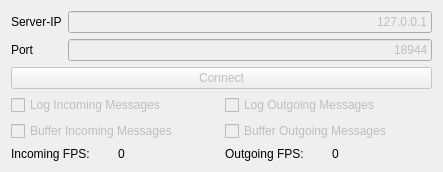
The window that Modules/OpenIGTLinkUI/Qmitk/QmitkIGTLDeviceSetupConnectionWidgetControls.ui (MITK/MITK) describes before a commit, drawn with Qt 5.
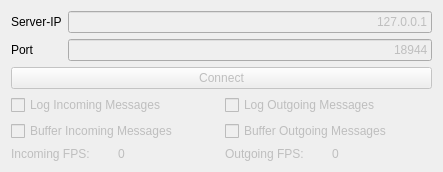
The same window after the commit.

Patch:
```diff
--- a/Modules/OpenIGTLinkUI/Qmitk/QmitkIGTLDeviceSetupConnectionWidgetControls.ui
+++ b/Modules/OpenIGTLinkUI/Qmitk/QmitkIGTLDeviceSetupConnectionWidgetControls.ui
@@ -119,7 +119,10 @@
      <item row="2" column="0">
       <layout class="QHBoxLayout" name="horizontalLayout">
        <item>
-        <widget class="QLabel" name="label_2">
+        <widget class="QLabel" name="fpsInDescrLabel">
+         <property name="enabled">
+          <bool>false</bool>
+         </property>
          <property name="text">
           <string>Incoming FPS:</string>
          </property>
@@ -127,6 +130,9 @@
        </item>
        <item>
         <widget class="QLabel" name="fpsInLabel">
+         <property name="enabled">
+          <bool>false</bool>
+         </property>
          <property name="text">
           <string>0</string>
          </property>
@@ -173,7 +179,10 @@
      <item row="2" column="1">
       <layout class="QHBoxLayout" name="horizontalLayout_2">
        <item>
-        <widget class="QLabel" name="label">
+        <widget class="QLabel" name="fpsOutDescrLabel">
+         <property name="enabled">
+          <bool>false</bool>
+         </property>
          <property name="text">
           <string>Outgoing FPS:</string>
          </property>
@@ -181,6 +190,9 @@
        </item>
        <item>
         <widget class="QLabel" name="fpsOutLabel">
+         <property name="enabled">
+          <bool>false</bool>
+         </property>
          <property name="text">
           <string>0</string>
          </property>
```
